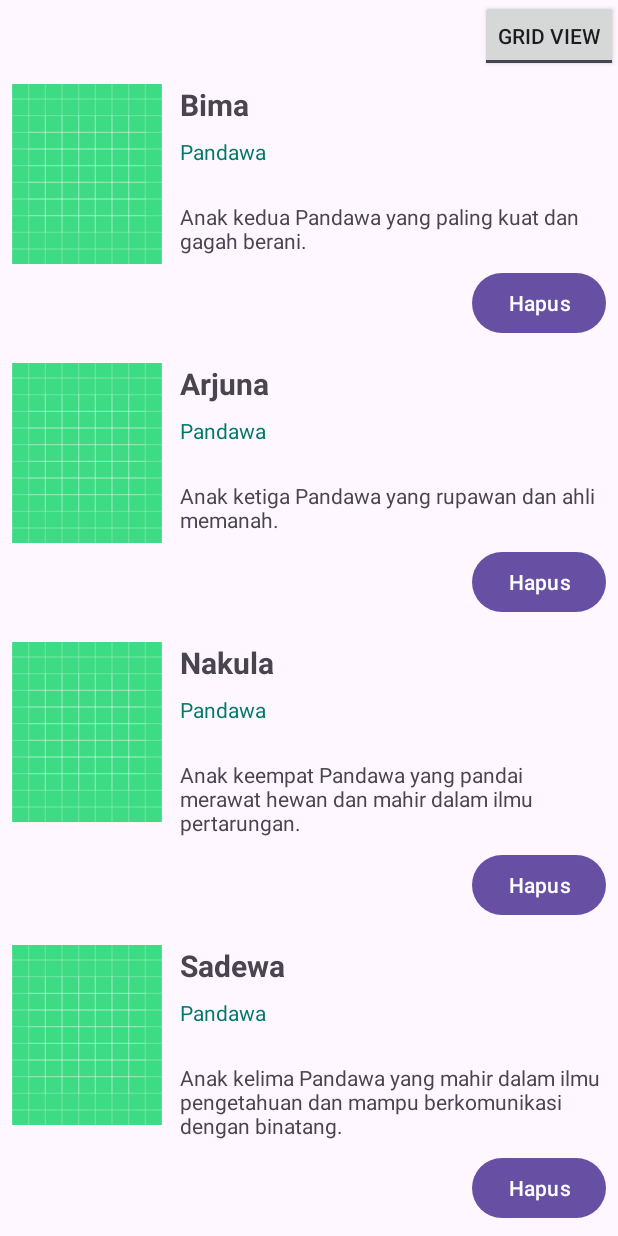
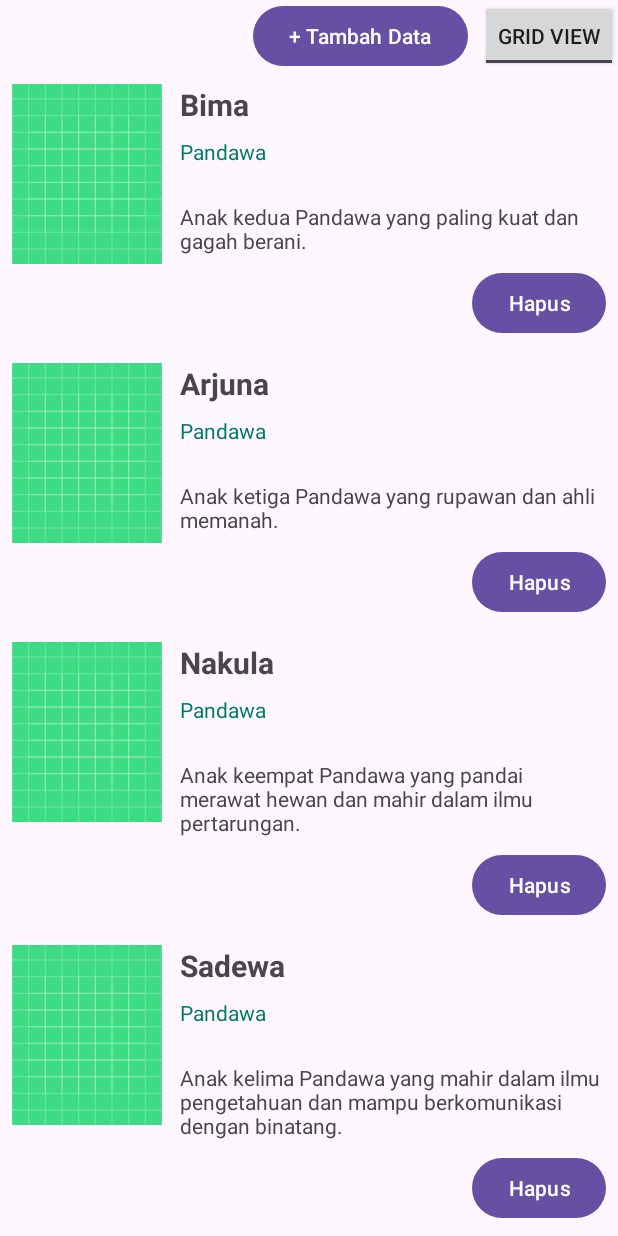
Before and after one commit to Flowswolf/recyclerview, an Android app: the screen it shows after launch (MainActivity), on a phone screen of 412 x 824 dp. Run offline under Robolectric (Android 15) with nearby library versions, the phone set to English and light mode, and no system bars.

Commit message:
tambah button tambah

```diff
--- a/app/src/main/res/layout/activity_main.xml
+++ b/app/src/main/res/layout/activity_main.xml
@@ -1,19 +1,32 @@
 <?xml version="1.0" encoding="utf-8"?>
 <LinearLayout xmlns:android="http://schemas.android.com/apk/res/android"
+    android:id="@+id/main"
     android:layout_width="match_parent"
     android:layout_height="match_parent"
     android:orientation="vertical"
-    android:id="@+id/main"
-    android:padding="16dp">
+    android:padding="8dp">
+
+    <LinearLayout
+        android:layout_width="match_parent"
+        android:layout_height="wrap_content"
+        android:gravity="end"
+        android:orientation="horizontal">
+
+        <Button
+            android:id="@+id/btnTambahData"
+            android:layout_width="wrap_content"
+            android:layout_height="wrap_content"
+            android:layout_marginEnd="8dp"
+            android:text="+ Tambah Data" />
 
         <ToggleButton
             android:id="@+id/btnToggleLayout"
             android:layout_width="wrap_content"
             android:layout_height="wrap_content"
-        android:layout_gravity="end"
             android:checked="false"
             android:textOff="Grid View"
             android:textOn="List View" />
+    </LinearLayout>
 
     <androidx.recyclerview.widget.RecyclerView
         android:id="@+id/rvWayang"
```
Lines whose indentation alone changed are shown as unchanged.
